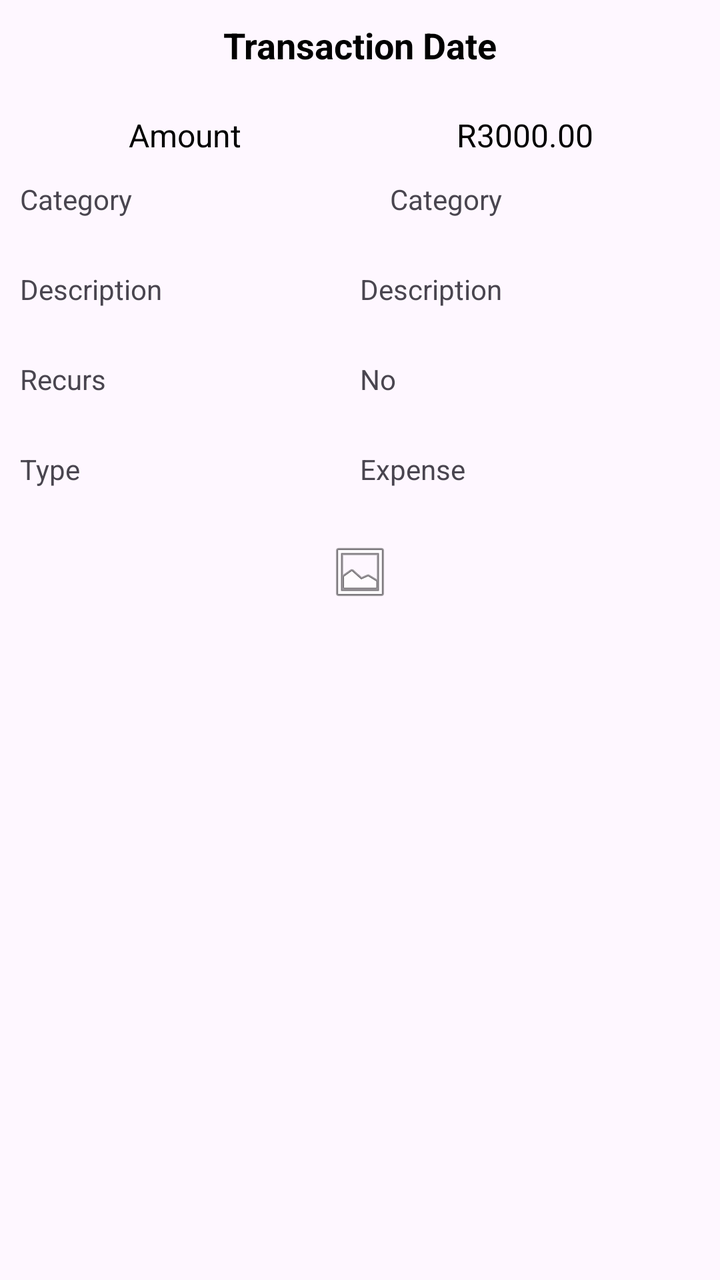
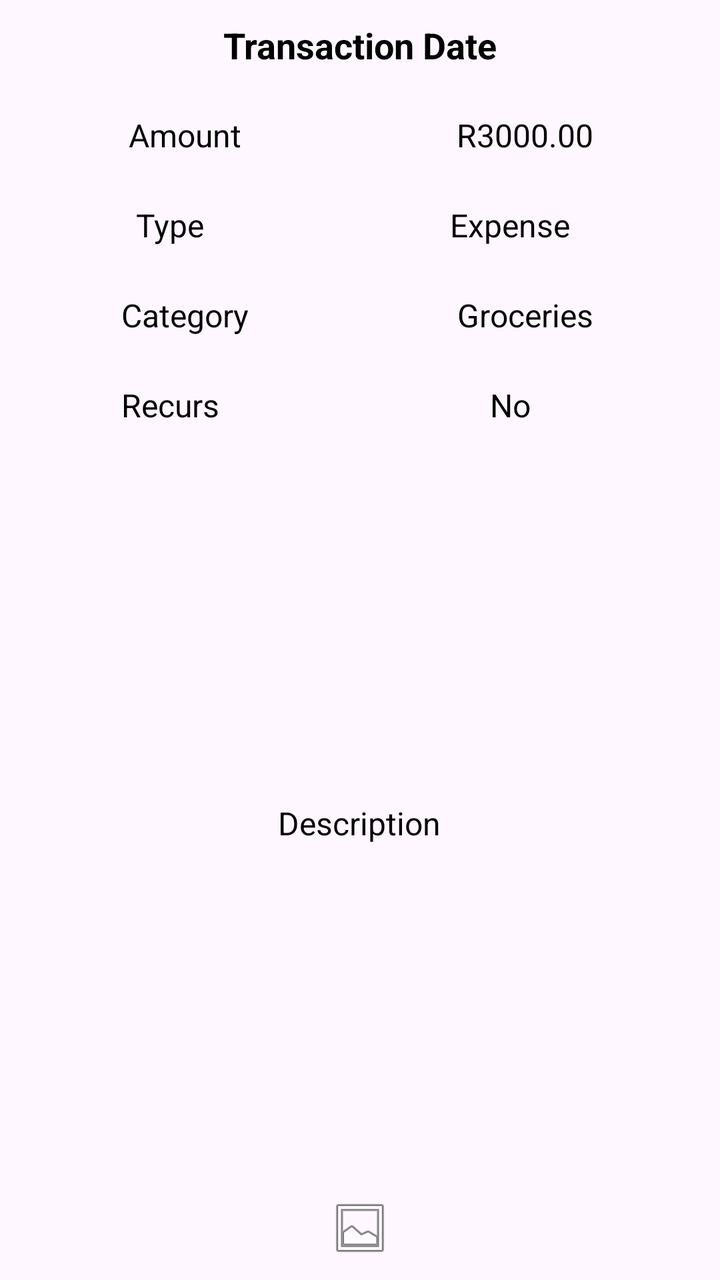

An Android layout rendered at two revisions. The XML below is the earlier revision; the diff shows what the commit changed to produce the second picture.
<!-- AndroidManifest.xml: application theme Theme.PiggyApp -->
<!-- res/layout/item_transaction.xml -->
<?xml version="1.0" encoding="utf-8"?>
<LinearLayout xmlns:android="http://schemas.android.com/apk/res/android"
    xmlns:app="http://schemas.android.com/apk/res-auto"
    android:layout_width="330dp"
    android:layout_height="wrap_content"
    android:gravity="center_horizontal"
    android:orientation="vertical"
    android:padding="10dp">

    <TextView
        android:id="@+id/tvTransDate"
        android:layout_width="match_parent"
        android:layout_height="25dp"
        android:gravity="center_horizontal|center_vertical"
        android:text="Transaction Date"
        android:textColor="@color/piggy_black"
        android:textSize="18sp"
        android:textStyle="bold" />

    <Space
        android:layout_width="match_parent"
        android:layout_height="10dp" />

    <LinearLayout
        android:id="@+id/llAmount"
        android:layout_width="match_parent"
        android:layout_height="45dp"
        android:orientation="horizontal">

        <TextView
            android:id="@+id/textView42"
            android:layout_width="135dp"
            android:layout_height="match_parent"
            android:layout_weight="1"
            android:gravity="center_horizontal|center_vertical"
            android:text="Amount"
            android:textColor="@color/piggy_black"
            android:textSize="16sp" />

        <TextView
            android:id="@+id/tvTransAmount"
            android:layout_width="175dp"
            android:layout_height="match_parent"
            android:gravity="center_horizontal|center_vertical"
            android:text="R3000.00"
            android:textColor="@color/piggy_black"
            android:textSize="16sp" />
    </LinearLayout>

    <LinearLayout
        android:id="@+id/llCategory"
        android:layout_width="match_parent"
        android:layout_height="45dp"
        android:orientation="horizontal">

        <TextView
            android:id="@+id/textView41"
            android:layout_width="155dp"
            android:layout_height="match_parent"
            android:layout_weight="1"
            android:text="Category" />

        <TextView
            android:id="@+id/tvTransCategory"
            android:layout_width="155dp"
            android:layout_height="match_parent"
            android:text="Category" />
    </LinearLayout>

    <LinearLayout
        android:id="@+id/llDescription"
        android:layout_width="match_parent"
        android:layout_height="45dp"
        android:orientation="horizontal">

        <TextView
            android:id="@+id/textView43"
            android:layout_width="155dp"
            android:layout_height="match_parent"
            android:layout_weight="1"
            android:text="Description" />

        <TextView
            android:id="@+id/tvTransDescription"
            android:layout_width="155dp"
            android:layout_height="match_parent"
            android:layout_weight="1"
            android:text="Description" />

    </LinearLayout>

    <LinearLayout
        android:id="@+id/llRecurring"
        android:layout_width="match_parent"
        android:layout_height="45dp"
        android:orientation="horizontal">

        <TextView
            android:id="@+id/textView47"
            android:layout_width="155dp"
            android:layout_height="match_parent"
            android:layout_weight="1"
            android:text="Recurs" />

        <TextView
            android:id="@+id/tvTransRecurrence"
            android:layout_width="155dp"
            android:layout_height="match_parent"
            android:layout_weight="1"
            android:text="No" />
    </LinearLayout>

    <LinearLayout
        android:id="@+id/llType"
        android:layout_width="match_parent"
        android:layout_height="45dp"
        android:orientation="horizontal">

        <TextView
            android:id="@+id/textView45"
            android:layout_width="155dp"
            android:layout_height="match_parent"
            android:layout_weight="1"
            android:text="Type" />

        <TextView
            android:id="@+id/tvTransType"
            android:layout_width="155dp"
            android:layout_height="match_parent"
            android:layout_weight="1"
            android:text="Expense" />
    </LinearLayout>

    <ImageView
        android:id="@+id/imageView"
        android:layout_width="match_parent"
        android:layout_height="wrap_content"
        app:srcCompat="@android:drawable/ic_menu_gallery" />
</LinearLayout>
<!-- resources referenced by this layout -->
<resources>
  <color name="piggy_black">#000000</color>
  <style name="Theme.PiggyApp" parent="Base.Theme.PiggyApp" />
  <style name="Base.Theme.PiggyApp" parent="Theme.Material3.DayNight.NoActionBar">
          
          
      </style>
</resources>

<!-- the commit's change to res/layout/item_transaction.xml (unified diff, before → after) -->
@@ -48,6 +48,33 @@
     </LinearLayout>
 
     <LinearLayout
+        android:id="@+id/llType"
+        android:layout_width="match_parent"
+        android:layout_height="45dp"
+        android:orientation="horizontal">
+
+        <TextView
+            android:id="@+id/textView45"
+            android:layout_width="135dp"
+            android:layout_height="match_parent"
+            android:layout_weight="1"
+            android:gravity="center_horizontal|center_vertical"
+            android:text="Type"
+            android:textColor="@color/piggy_black"
+            android:textSize="16sp" />
+
+        <TextView
+            android:id="@+id/tvTransType"
+            android:layout_width="175dp"
+            android:layout_height="match_parent"
+            android:layout_weight="1"
+            android:gravity="center_horizontal|center_vertical"
+            android:text="Expense"
+            android:textColor="@color/piggy_black"
+            android:textSize="16sp" />
+    </LinearLayout>
+
+    <LinearLayout
         android:id="@+id/llCategory"
         android:layout_width="match_parent"
         android:layout_height="45dp"
@@ -55,38 +82,22 @@
 
         <TextView
             android:id="@+id/textView41"
-            android:layout_width="155dp"
+            android:layout_width="135dp"
             android:layout_height="match_parent"
             android:layout_weight="1"
-            android:text="Category" />
+            android:text="Category"
+            android:gravity="center_horizontal|center_vertical"
+            android:textColor="@color/piggy_black"
+            android:textSize="16sp"/>
 
         <TextView
             android:id="@+id/tvTransCategory"
-            android:layout_width="155dp"
+            android:layout_width="175dp"
             android:layout_height="match_parent"
-            android:text="Category" />
-    </LinearLayout>
-
-    <LinearLayout
-        android:id="@+id/llDescription"
-        android:layout_width="match_parent"
-        android:layout_height="45dp"
-        android:orientation="horizontal">
-
-        <TextView
-            android:id="@+id/textView43"
-            android:layout_width="155dp"
-            android:layout_height="match_parent"
-            android:layout_weight="1"
-            android:text="Description" />
-
-        <TextView
-            android:id="@+id/tvTransDescription"
-            android:layout_width="155dp"
-            android:layout_height="match_parent"
-            android:layout_weight="1"
-            android:text="Description" />
-
+            android:gravity="center_horizontal|center_vertical"
+            android:text="Groceries"
+            android:textColor="@color/piggy_black"
+            android:textSize="16sp" />
     </LinearLayout>
 
     <LinearLayout
@@ -97,42 +108,37 @@
 
         <TextView
             android:id="@+id/textView47"
-            android:layout_width="155dp"
+            android:layout_width="135dp"
             android:layout_height="match_parent"
             android:layout_weight="1"
-            android:text="Recurs" />
+            android:text="Recurs"
+            android:gravity="center_horizontal|center_vertical"
+            android:textColor="@color/piggy_black"
+            android:textSize="16sp"/>
 
         <TextView
             android:id="@+id/tvTransRecurrence"
-            android:layout_width="155dp"
+            android:layout_width="175dp"
             android:layout_height="match_parent"
             android:layout_weight="1"
-            android:text="No" />
+            android:text="No"
+            android:gravity="center_horizontal|center_vertical"
+            android:textColor="@color/piggy_black"
+            android:textSize="16sp"/>
     </LinearLayout>
 
-    <LinearLayout
-        android:id="@+id/llType"
-        android:layout_width="match_parent"
-        android:layout_height="45dp"
-        android:orientation="horizontal">
-
-        <TextView
-            android:id="@+id/textView45"
-            android:layout_width="155dp"
-            android:layout_height="match_parent"
-            android:layout_weight="1"
-            android:text="Type" />
-
-        <TextView
-            android:id="@+id/tvTransType"
-            android:layout_width="155dp"
-            android:layout_height="match_parent"
-            android:layout_weight="1"
-            android:text="Expense" />
-    </LinearLayout>
+    <TextView
+        android:id="@+id/tvTransDescription"
+        android:layout_width="175dp"
+        android:layout_height="match_parent"
+        android:layout_weight="1"
+        android:gravity="center_horizontal|center_vertical"
+        android:text="Description"
+        android:textColor="@color/piggy_black"
+        android:textSize="16sp" />
 
     <ImageView
-        android:id="@+id/imageView"
+        android:id="@+id/ivTransImage"
         android:layout_width="match_parent"
         android:layout_height="wrap_content"
         app:srcCompat="@android:drawable/ic_menu_gallery" />
